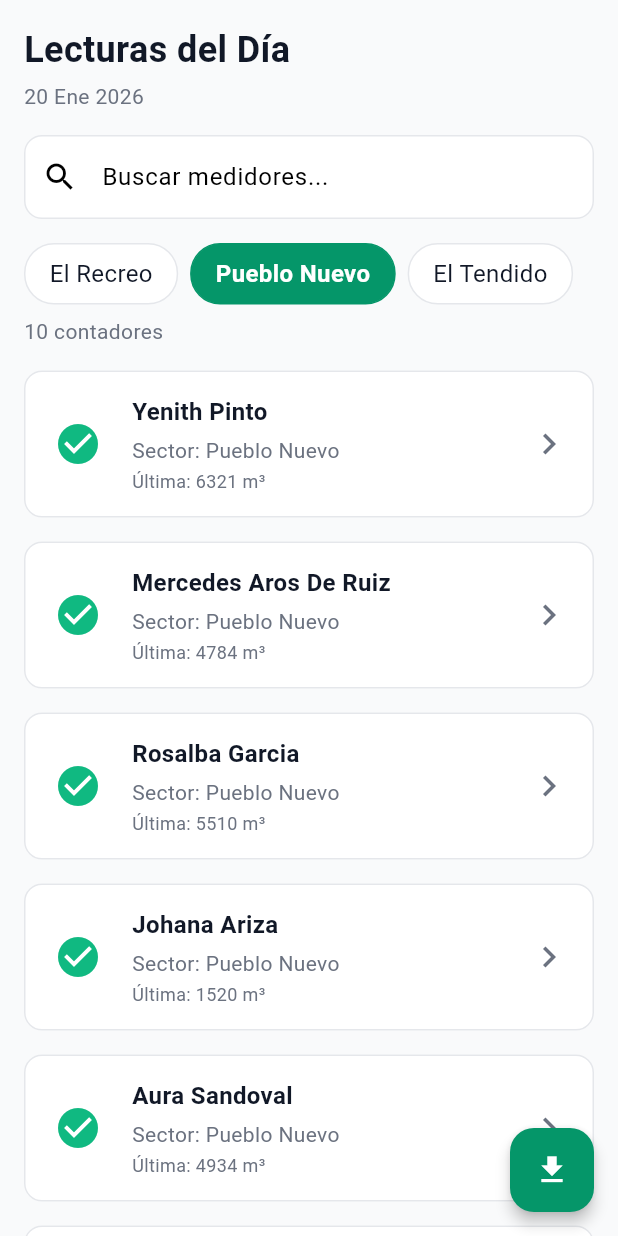
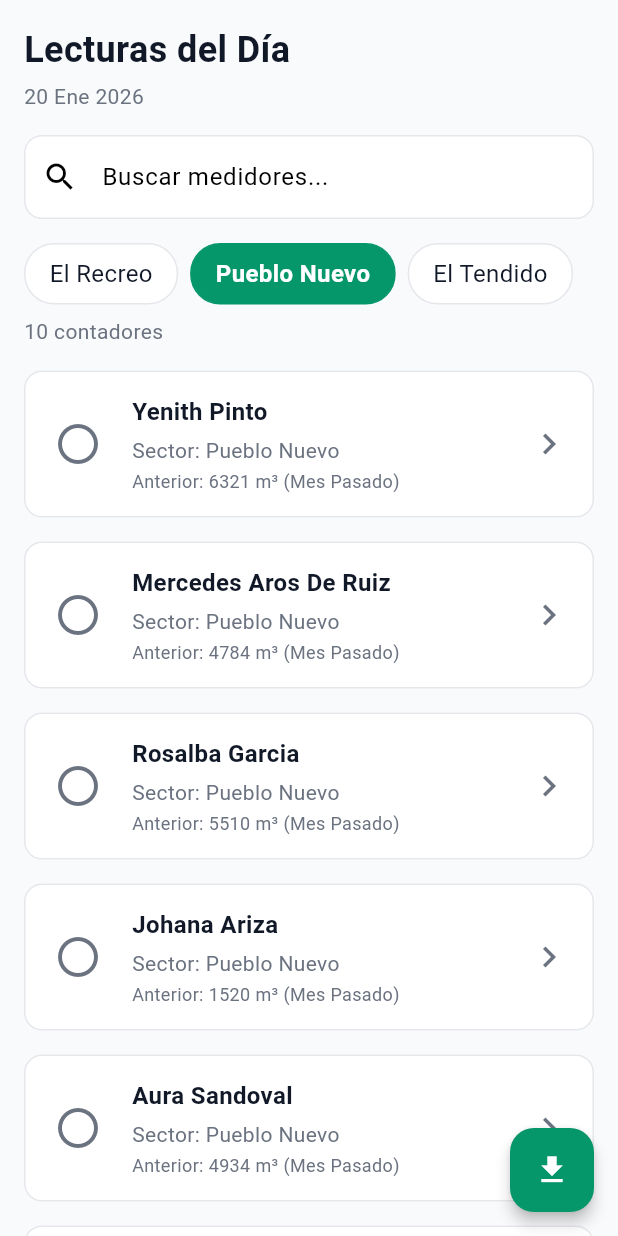
Before and after one commit to 2jcortesj2/PROYECTO_ASOGUAPO, a Flutter app: the screen it shows after launch, after a tap on "Pueblo Nuevo", on a phone screen of 412 x 824 dp. Run offline on Flutter 3.47's test engine with Material 3 defaults, Android fonts, the phone set to English and light mode, and no system bars; our stand-ins replace camera, csv, geolocator, permission_handler, share_plus, sqflite; accounts and stored records are empty.

Commit message:
v0.4.1: UI polish, clear labels, pilot data fix

```diff
--- a/app/lib/services/csv_import_service.dart
+++ b/app/lib/services/csv_import_service.dart
@@ -117,7 +117,15 @@ class CsvImportService {
             fecha: fechaLectura,
             sincronizado: true,
           );
+          // Insertamos la lectura histórica
           await _databaseService.insertLectura(lectura);
+
+          // IMPORTANTE: Forzamos el estado a PENDIENTE porque esta lectura es del mes anterior (piloto)
+          // y queremos que el usuario registre la actual.
+          await _databaseService.updateEstadoContador(
+            id,
+            EstadoContador.pendiente,
+          );
         }
       }
     } catch (e, stackTrace) {
--- a/app/lib/widgets/contador_card.dart
+++ b/app/lib/widgets/contador_card.dart
@@ -44,7 +44,7 @@ class ContadorCard extends StatelessWidget {
                     ),
                     const SizedBox(height: 2),
                     Text(
-                      'Última: ${contador.ultimaLecturaFormateada}',
+                      'Anterior: ${contador.ultimaLecturaFormateada} (Mes Pasado)',
                       style: AppTextStyles.cardSubtitulo.copyWith(fontSize: 12),
                     ),
                   ],
```
Also changed, not shown: app/lib/screens/lista_contadores_screen.dart (+32 -13 lines), 1 other file.
